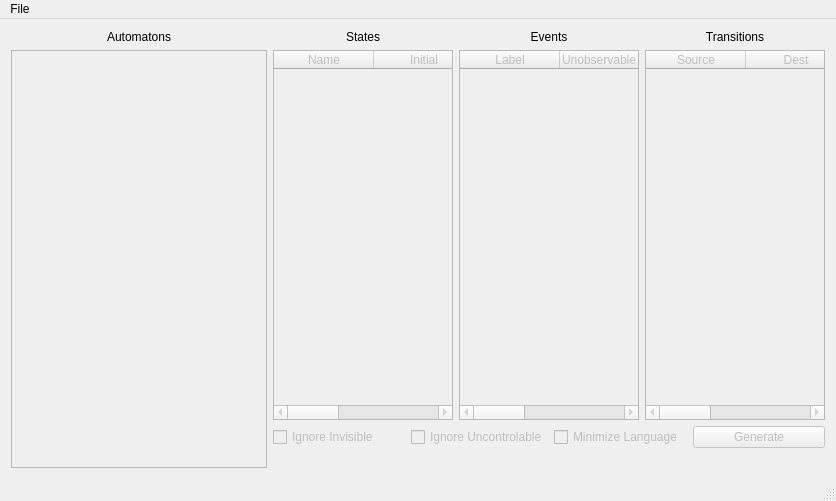
Before: the Qt Designer form TER_Code/mainwindow.ui in Zelteir/automata-to-regular-language, drawn with Qt 5.
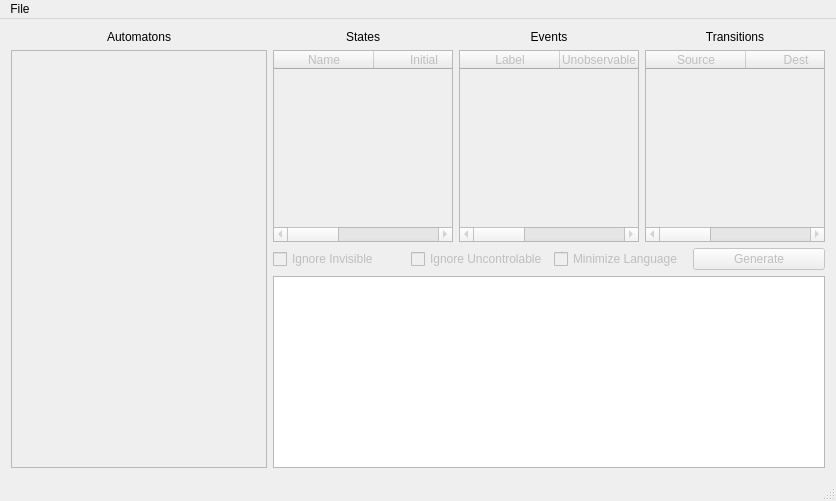
After: the same form once the commit is applied.

Commit message: Debugging trnaslator in progress.

The edit to the form file:
```diff
--- a/TER_Code/mainwindow.ui
+++ b/TER_Code/mainwindow.ui
@@ -237,11 +237,7 @@
        </layout>
       </item>
       <item>
-       <widget class="QLabel" name="Generated_Regular_Language">
-        <property name="text">
-         <string/>
-        </property>
-       </widget>
+       <widget class="QPlainTextEdit" name="Generated_Regular_Language"/>
       </item>
      </layout>
     </item>
```
The commit also changes 2 other files.
